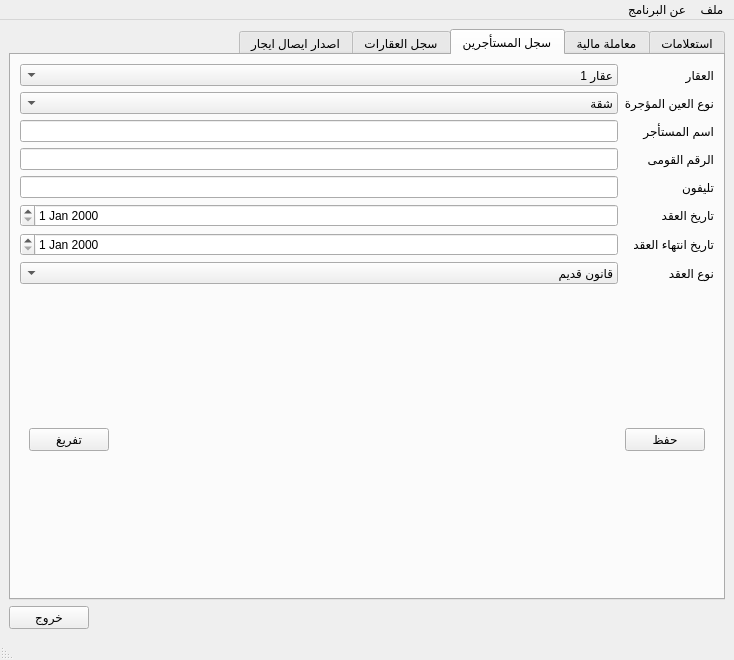
This is mainwindow.ui in khaledfathi/estates as Qt 5 draws it before an edit. The edited form follows.
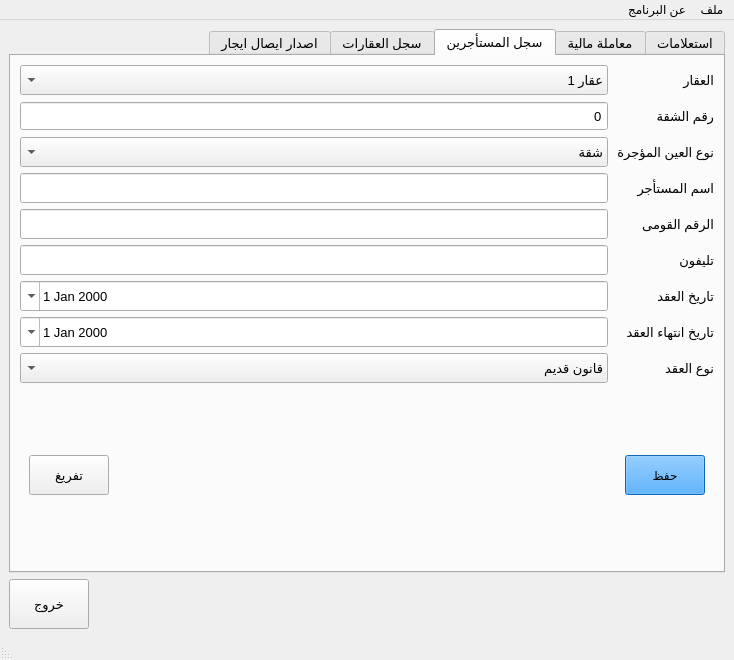
This is the edited form. The open tabs and pages were chosen to show the change. Icons and pictures are not drawn.

```diff
--- a/mainwindow.ui
+++ b/mainwindow.ui
@@ -22,6 +22,20 @@
      <layout class="QGridLayout" name="gridLayout_2">
       <item row="0" column="1">
        <widget class="QPushButton" name="pushButton">
+        <property name="minimumSize">
+         <size>
+          <width>50</width>
+          <height>50</height>
+         </size>
+        </property>
+        <property name="font">
+         <font>
+          <pointsize>10</pointsize>
+         </font>
+        </property>
+        <property name="styleSheet">
+         <string notr="true"/>
+        </property>
         <property name="text">
          <string>خروج</string>
         </property>
@@ -29,6 +43,11 @@
       </item>
       <item row="0" column="0">
        <spacer name="horizontalSpacer">
+        <property name="font">
+         <font>
+          <pointsize>10</pointsize>
+         </font>
+        </property>
         <property name="orientation">
          <enum>Qt::Horizontal</enum>
         </property>
@@ -46,8 +65,64 @@
      <layout class="QGridLayout" name="gridLayout">
       <item row="0" column="0">
        <widget class="QTabWidget" name="tabWidget">
+        <property name="minimumSize">
+         <size>
+          <width>0</width>
+          <height>30</height>
+         </size>
+        </property>
+        <property name="font">
+         <font>
+          <pointsize>10</pointsize>
+         </font>
+        </property>
+        <property name="cursor">
+         <cursorShape>ArrowCursor</cursorShape>
+        </property>
+        <property name="focusPolicy">
+         <enum>Qt::TabFocus</enum>
+        </property>
+        <property name="acceptDrops">
+         <bool>false</bool>
+        </property>
+        <property name="layoutDirection">
+         <enum>Qt::RightToLeft</enum>
+        </property>
+        <property name="autoFillBackground">
+         <bool>false</bool>
+        </property>
+        <property name="styleSheet">
+         <string notr="true"/>
+        </property>
+        <property name="tabPosition">
+         <enum>QTabWidget::North</enum>
+        </property>
+        <property name="tabShape">
+         <enum>QTabWidget::Rounded</enum>
+        </property>
         <property name="currentIndex">
-         <number>1</number>
+         <number>4</number>
+        </property>
+        <property name="iconSize">
+         <size>
+          <width>30</width>
+          <height>30</height>
+         </size>
+        </property>
+        <property name="elideMode">
+         <enum>Qt::ElideNone</enum>
+        </property>
+        <property name="documentMode">
+         <bool>false</bool>
+        </property>
+        <property name="tabsClosable">
+         <bool>false</bool>
+        </property>
+        <property name="movable">
+         <bool>false</bool>
+        </property>
+        <property name="tabBarAutoHide">
+         <bool>false</bool>
         </property>
         <widget class="QWidget" name="tab">
          <attribute name="title">
@@ -790,56 +865,125 @@
           <string>سجل المستأجرين</string>
          </attribute>
          <layout class="QGridLayout" name="gridLayout_6">
-          <item row="5" column="0">
-           <widget class="QLabel" name="label_9">
-            <property name="text">
-             <string>تاريخ العقد</string>
-            </property>
-           </widget>
-          </item>
-          <item row="3" column="0">
-           <widget class="QLabel" name="label_7">
-            <property name="text">
-             <string>الرقم القومى</string>
-            </property>
-           </widget>
-          </item>
-          <item row="3" column="1">
-           <widget class="QLineEdit" name="lineEdit_4"/>
-          </item>
-          <item row="4" column="0">
-           <widget class="QLabel" name="label_8">
-            <property name="text">
-             <string>تليفون</string>
-            </property>
-           </widget>
-          </item>
-          <item row="6" column="1">
-           <widget class="QDateEdit" name="dateEdit_2"/>
-          </item>
-          <item row="7" column="0">
-           <widget class="QLabel" name="label_11">
-            <property name="text">
-             <string>نوع العقد</string>
-            </property>
-           </widget>
-          </item>
           <item row="0" column="0">
            <widget class="QLabel" name="label_12">
+            <property name="sizePolicy">
+             <sizepolicy hsizetype="Maximum" vsizetype="Preferred">
+              <horstretch>0</horstretch>
+              <verstretch>0</verstretch>
+             </sizepolicy>
+            </property>
+            <property name="minimumSize">
+             <size>
+              <width>100</width>
+              <height>0</height>
+             </size>
+            </property>
             <property name="text">
              <string>العقار</string>
             </property>
            </widget>
           </item>
-          <item row="2" column="0">
+          <item row="3" column="0">
            <widget class="QLabel" name="label_6">
+            <property name="sizePolicy">
+             <sizepolicy hsizetype="Maximum" vsizetype="Preferred">
+              <horstretch>0</horstretch>
+              <verstretch>0</verstretch>
+             </sizepolicy>
+            </property>
+            <property name="minimumSize">
+             <size>
+              <width>100</width>
+              <height>0</height>
+             </size>
+            </property>
             <property name="text">
              <string>اسم المستأجر</string>
             </property>
            </widget>
           </item>
-          <item row="7" column="1">
+          <item row="2" column="1">
+           <widget class="QComboBox" name="comboBox_9">
+            <property name="sizePolicy">
+             <sizepolicy hsizetype="Minimum" vsizetype="Fixed">
+              <horstretch>0</horstretch>
+              <verstretch>0</verstretch>
+             </sizepolicy>
+            </property>
+            <property name="minimumSize">
+             <size>
+              <width>0</width>
+              <height>30</height>
+             </size>
+            </property>
+            <item>
+             <property name="text">
+              <string>شقة</string>
+             </property>
+            </item>
+            <item>
+             <property name="text">
+              <string>محل</string>
+             </property>
+            </item>
+           </widget>
+          </item>
+          <item row="8" column="0">
+           <widget class="QLabel" name="label_11">
+            <property name="sizePolicy">
+             <sizepolicy hsizetype="Maximum" vsizetype="Preferred">
+              <horstretch>0</horstretch>
+              <verstretch>0</verstretch>
+             </sizepolicy>
+            </property>
+            <property name="minimumSize">
+             <size>
+              <width>100</width>
+              <height>0</height>
+             </size>
+            </property>
+            <property name="text">
+             <string>نوع العقد</string>
+            </property>
+           </widget>
+          </item>
+          <item row="6" column="1">
+           <widget class="QDateEdit" name="dateEdit">
+            <property name="sizePolicy">
+             <sizepolicy hsizetype="Minimum" vsizetype="Fixed">
+              <horstretch>0</horstretch>
+              <verstretch>0</verstretch>
+             </sizepolicy>
+            </property>
+            <property name="minimumSize">
+             <size>
+              <width>0</width>
+              <height>30</height>
+             </size>
+            </property>
+            <property name="buttonSymbols">
+             <enum>QAbstractSpinBox::NoButtons</enum>
+            </property>
+            <property name="calendarPopup">
+             <bool>true</bool>
+            </property>
+           </widget>
+          </item>
+          <item row="8" column="1">
            <widget class="QComboBox" name="comboBox">
+            <property name="sizePolicy">
+             <sizepolicy hsizetype="Minimum" vsizetype="Fixed">
+              <horstretch>0</horstretch>
+              <verstretch>0</verstretch>
+             </sizepolicy>
+            </property>
+            <property name="minimumSize">
+             <size>
+              <width>0</width>
+              <height>30</height>
+             </size>
+            </property>
             <item>
              <property name="text">
               <string>قانون قديم</string>
@@ -852,17 +996,87 @@
             </item>
            </widget>
           </item>
+          <item row="5" column="0">
+           <widget class="QLabel" name="label_8">
+            <property name="sizePolicy">
+             <sizepolicy hsizetype="Maximum" vsizetype="Preferred">
+              <horstretch>0</horstretch>
+              <verstretch>0</verstretch>
+             </sizepolicy>
+            </property>
+            <property name="minimumSize">
+             <size>
+              <width>100</width>
+              <height>0</height>
+             </size>
+            </property>
+            <property name="text">
+             <string>تليفون</string>
+            </property>
+           </widget>
+          </item>
           <item row="5" column="1">
-           <widget class="QDateEdit" name="dateEdit"/>
+           <widget class="QLineEdit" name="lineEdit_5">
+            <property name="sizePolicy">
+             <sizepolicy hsizetype="Minimum" vsizetype="Fixed">
+              <horstretch>0</horstretch>
+              <verstretch>0</verstretch>
+             </sizepolicy>
+            </property>
+            <property name="minimumSize">
+             <size>
+              <width>0</width>
+              <height>30</height>
+             </size>
+            </property>
+           </widget>
+          </item>
+          <item row="2" column="0">
+           <widget class="QLabel" name="label_22">
+            <property name="sizePolicy">
+             <sizepolicy hsizetype="Maximum" vsizetype="Preferred">
+              <horstretch>0</horstretch>
+              <verstretch>0</verstretch>
+             </sizepolicy>
+            </property>
+            <property name="minimumSize">
+             <size>
+              <width>100</width>
+              <height>0</height>
+             </size>
+            </property>
+            <property name="text">
+             <string>نوع العين المؤجرة</string>
+            </property>
+           </widget>
           </item>
           <item row="4" column="1">
-           <widget class="QLineEdit" name="lineEdit_5"/>
+           <widget class="QLineEdit" name="lineEdit_4">
+            <property name="sizePolicy">
+             <sizepolicy hsizetype="Minimum" vsizetype="Fixed">
+              <horstretch>0</horstretch>
+              <verstretch>0</verstretch>
+             </sizepolicy>
+            </property>
+            <property name="minimumSize">
+             <size>
+              <width>0</width>
+              <height>30</height>
+             </size>
+            </property>
+           </widget>
           </item>
-          <item row="9" column="0" colspan="2">
+          <item row="10" column="0" colspan="2">
            <widget class="QWidget" name="widget_2" native="true">
             <layout class="QGridLayout" name="gridLayout_8">
              <item row="0" column="2">
               <widget class="QPushButton" name="pushButton_5">
+               <property name="minimumSize">
+                <size>
+                 <width>40</width>
+                 <height>40</height>
+                </size>
+               </property>
                <property name="text">
                 <string>تفريغ</string>
                </property>
@@ -870,6 +1084,15 @@
              </item>
              <item row="0" column="0">
               <widget class="QPushButton" name="pushButton_4">
+               <property name="minimumSize">
+                <size>
+                 <width>40</width>
+                 <height>40</height>
+                </size>
+               </property>
+               <property name="styleSheet">
+                <string notr="true">background-color: rgb(25, 144, 255);</string>
+               </property>
                <property name="text">
                 <string>حفظ</string>
                </property>
@@ -891,54 +1114,171 @@
             </layout>
            </widget>
           </item>
-          <item row="0" column="1">
-           <widget class="QComboBox" name="comboBox_2">
-            <item>
-             <property name="text">
-              <string>عقار 1</string>
-             </property>
-            </item>
-            <item>
-             <property name="text">
-              <string>عقار 2</string>
-             </property>
-            </item>
-            <item>
-             <property name="text">
-              <string>عقار 3</string>
-             </property>
-            </item>
-           </widget>
-          </item>
-          <item row="2" column="1">
-           <widget class="QLineEdit" name="lineEdit_3"/>
-          </item>
           <item row="6" column="0">
+           <widget class="QLabel" name="label_9">
+            <property name="sizePolicy">
+             <sizepolicy hsizetype="Maximum" vsizetype="Preferred">
+              <horstretch>0</horstretch>
+              <verstretch>0</verstretch>
+             </sizepolicy>
+            </property>
+            <property name="minimumSize">
+             <size>
+              <width>100</width>
+              <height>0</height>
+             </size>
+            </property>
+            <property name="text">
+             <string>تاريخ العقد</string>
+            </property>
+           </widget>
+          </item>
+          <item row="4" column="0">
+           <widget class="QLabel" name="label_7">
+            <property name="sizePolicy">
+             <sizepolicy hsizetype="Maximum" vsizetype="Preferred">
+              <horstretch>0</horstretch>
+              <verstretch>0</verstretch>
+             </sizepolicy>
+            </property>
+            <property name="minimumSize">
+             <size>
+              <width>100</width>
+              <height>0</height>
+             </size>
+            </property>
+            <property name="text">
+             <string>الرقم القومى</string>
+            </property>
+           </widget>
+          </item>
+          <item row="3" column="1">
+           <widget class="QLineEdit" name="lineEdit_3">
+            <property name="sizePolicy">
+             <sizepolicy hsizetype="Minimum" vsizetype="Fixed">
+              <horstretch>0</horstretch>
+              <verstretch>0</verstretch>
+             </sizepolicy>
+            </property>
+            <property name="minimumSize">
+             <size>
+              <width>0</width>
+              <height>30</height>
+             </size>
+            </property>
+           </widget>
+          </item>
+          <item row="7" column="0">
            <widget class="QLabel" name="label_10">
+            <property name="sizePolicy">
+             <sizepolicy hsizetype="Maximum" vsizetype="Preferred">
+              <horstretch>0</horstretch>
+              <verstretch>0</verstretch>
+             </sizepolicy>
+            </property>
+            <property name="minimumSize">
+             <size>
+              <width>100</width>
+              <height>0</height>
+             </size>
+            </property>
             <property name="text">
              <string>تاريخ انتهاء العقد</string>
             </property>
            </widget>
           </item>
+          <item row="0" column="1">
+           <widget class="QComboBox" name="comboBox_2">
+            <property name="sizePolicy">
+             <sizepolicy hsizetype="Minimum" vsizetype="Fixed">
+              <horstretch>0</horstretch>
+              <verstretch>0</verstretch>
+             </sizepolicy>
+            </property>
+            <property name="minimumSize">
+             <size>
+              <width>0</width>
+              <height>30</height>
+             </size>
+            </property>
+            <item>
+             <property name="text">
+              <string>عقار 1</string>
+             </property>
+            </item>
+            <item>
+             <property name="text">
+              <string>عقار 2</string>
+             </property>
+            </item>
+            <item>
+             <property name="text">
+              <string>عقار 3</string>
+             </property>
+            </item>
+           </widget>
+          </item>
+          <item row="7" column="1">
+           <widget class="QDateEdit" name="dateEdit_2">
+            <property name="sizePolicy">
+             <sizepolicy hsizetype="Minimum" vsizetype="Fixed">
+              <horstretch>0</horstretch>
+              <verstretch>0</verstretch>
+             </sizepolicy>
+            </property>
+            <property name="minimumSize">
+             <size>
+              <width>0</width>
+              <height>30</height>
+             </size>
+            </property>
+            <property name="buttonSymbols">
+             <enum>QAbstractSpinBox::NoButtons</enum>
+            </property>
+            <property name="calendarPopup">
+             <bool>true</bool>
+            </property>
+           </widget>
+          </item>
           <item row="1" column="0">
-           <widget class="QLabel" name="label_22">
+           <widget class="QLabel" name="label_29">
+            <property name="sizePolicy">
+             <sizepolicy hsizetype="Maximum" vsizetype="Preferred">
+              <horstretch>0</horstretch>
+              <verstretch>0</verstretch>
+             </sizepolicy>
+            </property>
+            <property name="minimumSize">
+             <size>
+              <width>100</width>
+              <height>0</height>
+             </size>
+            </property>
             <property name="text">
-             <string>نوع العين المؤجرة</string>
+             <string>رقم الشقة</string>
             </property>
            </widget>
           </item>
           <item row="1" column="1">
-           <widget class="QComboBox" name="comboBox_9">
-            <item>
-             <property name="text">
-              <string>شقة</string>
-             </property>
-            </item>
-            <item>
-             <property name="text">
-              <string>محل</string>
-             </property>
-            </item>
+           <widget class="QSpinBox" name="spinBox_3">
+            <property name="sizePolicy">
+             <sizepolicy hsizetype="Minimum" vsizetype="Fixed">
+              <horstretch>0</horstretch>
+              <verstretch>0</verstretch>
+             </sizepolicy>
+            </property>
+            <property name="minimumSize">
+             <size>
+              <width>0</width>
+              <height>30</height>
+             </size>
+            </property>
+            <property name="alignment">
+             <set>Qt::AlignRight|Qt::AlignTrailing|Qt::AlignVCenter</set>
+            </property>
+            <property name="buttonSymbols">
+             <enum>QAbstractSpinBox::NoButtons</enum>
+            </property>
            </widget>
           </item>
          </layout>
```
Left out of the diff: 948 changed lines with no effect on the pictures.
